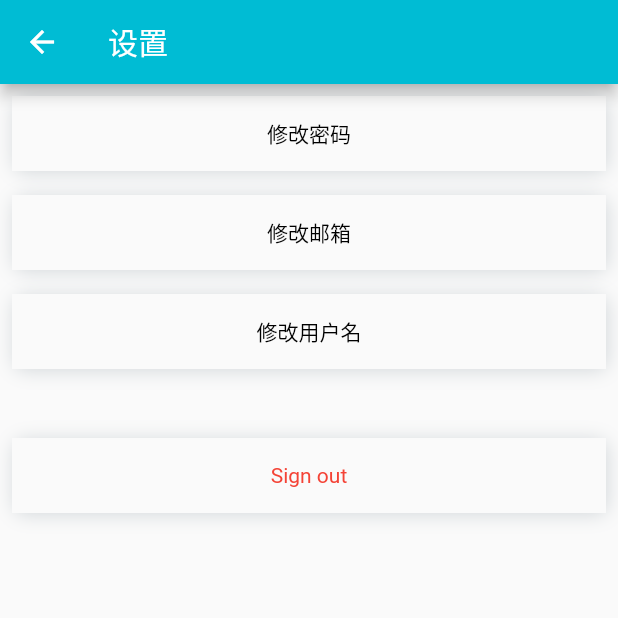
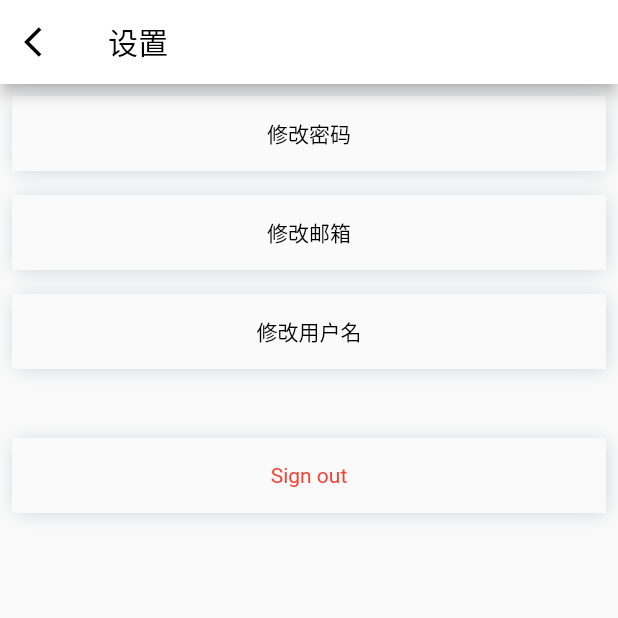
Before and after one commit to FreeTitle/FreetitleApp, a Flutter app: the SettingsPage screen opened directly, on a phone screen of 412 x 824 dp, the top half of it. Run offline on Flutter 3.47's test engine with Material 2 defaults, Android fonts, the phone set to English and light mode, and no system bars; our stand-ins replace bloc, cloud_firestore, equatable, firebase_auth, flushbar, flutter_bloc and 8 more; accounts and stored records are empty.

Commit message:
refactor and fix style

```diff
--- a/lib/views/home/mission_list_view.dart
+++ b/lib/views/home/mission_list_view.dart
@@ -2,7 +2,7 @@ import 'package:cloud_firestore/cloud_firestore.dart';
 import 'package:flutter/material.dart';
 import 'package:freetitle/main.dart';
 import 'package:freetitle/app_theme.dart';
-import 'package:freetitle/views/detail/missionDetail.dart';
+import 'package:freetitle/views/detail/mission_detail.dart';
 
 class PopularMissionListView extends StatefulWidget {
   const PopularMissionListView(
--- a/lib/views/profile/user_card.dart
+++ b/lib/views/profile/user_card.dart
@@ -151,7 +151,7 @@ class UserCard extends StatelessWidget{
                               child: ClipRRect(
                                 borderRadius:
                                 const BorderRadius.all(Radius.circular(80.0)),
-                                child: Image.network(userData['avatarUrl']),
+                                child: Image.network(userData['avatarUrl'], fit: BoxFit.fill,),
                               ),
                             ),
                           ),
--- a/lib/views/settings/settings.dart
+++ b/lib/views/settings/settings.dart
@@ -106,8 +106,17 @@ class SettingsPage extends StatelessWidget{
     ));
     return Scaffold(
       appBar: AppBar(
-        backgroundColor: AppTheme.primary,
-        title: Text('设置', style: TextStyle(color: Colors.white),),
+        leading: IconButton(
+          icon: Icon(
+            Icons.arrow_back_ios,
+            color: Colors.black,
+          ),
+          onPressed: () {
+            Navigator.of(context).pop();
+          },
+        ),
+        backgroundColor: AppTheme.white,
+        title: Text('设置', style: TextStyle(color: Colors.black),),
       ),
       body: Container(
         child: ListView.builder(
```
Also changed, not shown: lib/views/home/home_screen.dart (+4 -4 lines), lib/views/profile/my_blog_list_view.dart (+23 -22 lines), lib/views/profile/my_mission_list_view.dart (+18 -17 lines).
